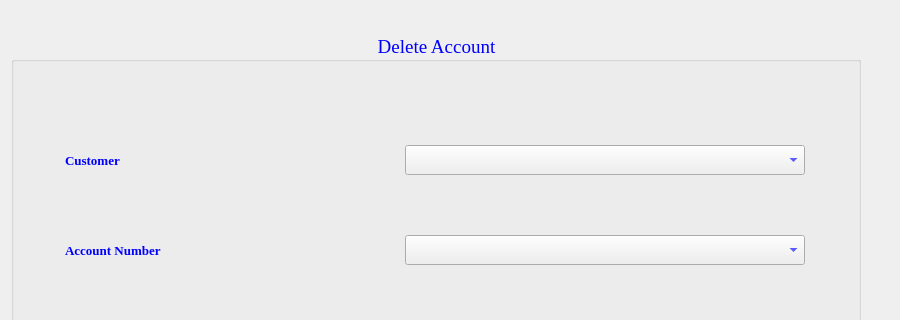
Before: the Qt Designer form accountdelete.ui in jonathansaetre/BankSystem, drawn with Qt 5; both pictures show x 0 to 900 and y 84 to 404 of the 900 by 700 pixel window.
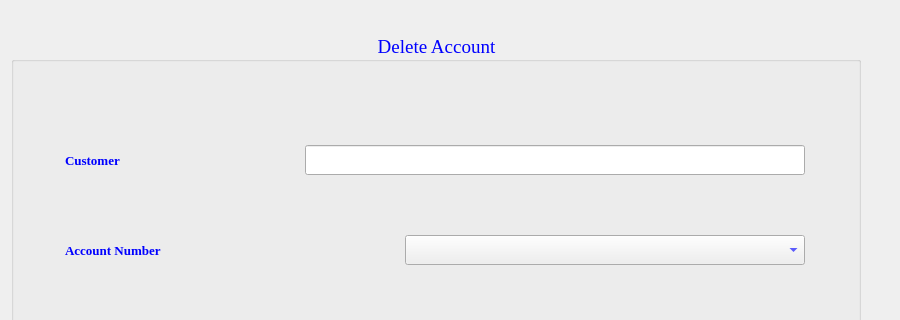
After: the same form once the commit is applied.

The edit to the form file:
```diff
--- a/accountdelete.ui
+++ b/accountdelete.ui
@@ -69,14 +69,14 @@
         <widget class="QLabel" name="label">
          <property name="minimumSize">
           <size>
-           <width>300</width>
-           <height>50</height>
+           <width>200</width>
+           <height>30</height>
           </size>
          </property>
          <property name="maximumSize">
           <size>
-           <width>300</width>
-           <height>50</height>
+           <width>200</width>
+           <height>30</height>
           </size>
          </property>
          <property name="font">
@@ -93,24 +93,19 @@
         </widget>
        </item>
        <item>
-        <widget class="QComboBox" name="customercomboBox">
+        <widget class="QLineEdit" name="customername">
          <property name="minimumSize">
           <size>
-           <width>400</width>
+           <width>500</width>
            <height>30</height>
           </size>
          </property>
          <property name="maximumSize">
           <size>
-           <width>400</width>
+           <width>500</width>
            <height>30</height>
           </size>
          </property>
-         <property name="font">
-          <font>
-           <family>Times New Roman</family>
-          </font>
-         </property>
         </widget>
        </item>
       </layout>
```
